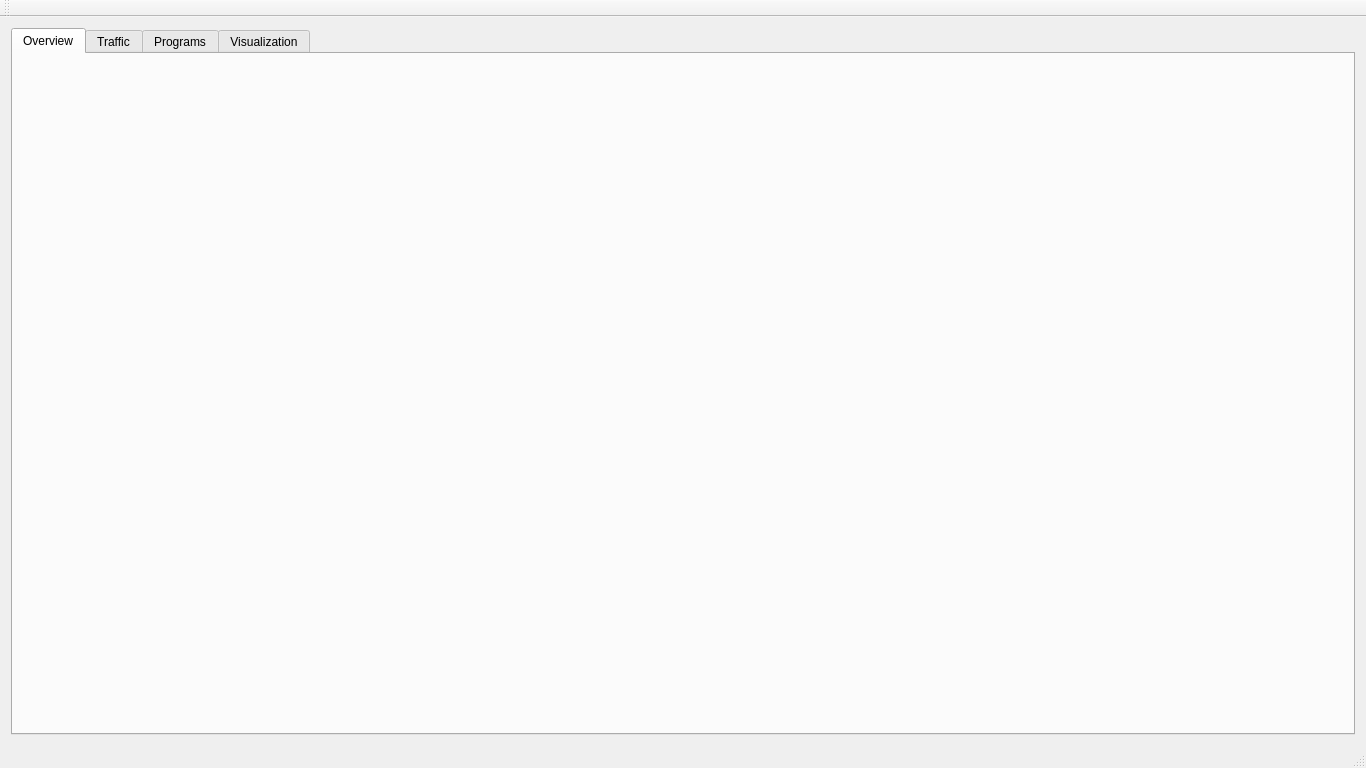
The window that overview.ui (achow101/NetPriv) describes before a commit, drawn with Qt 5.
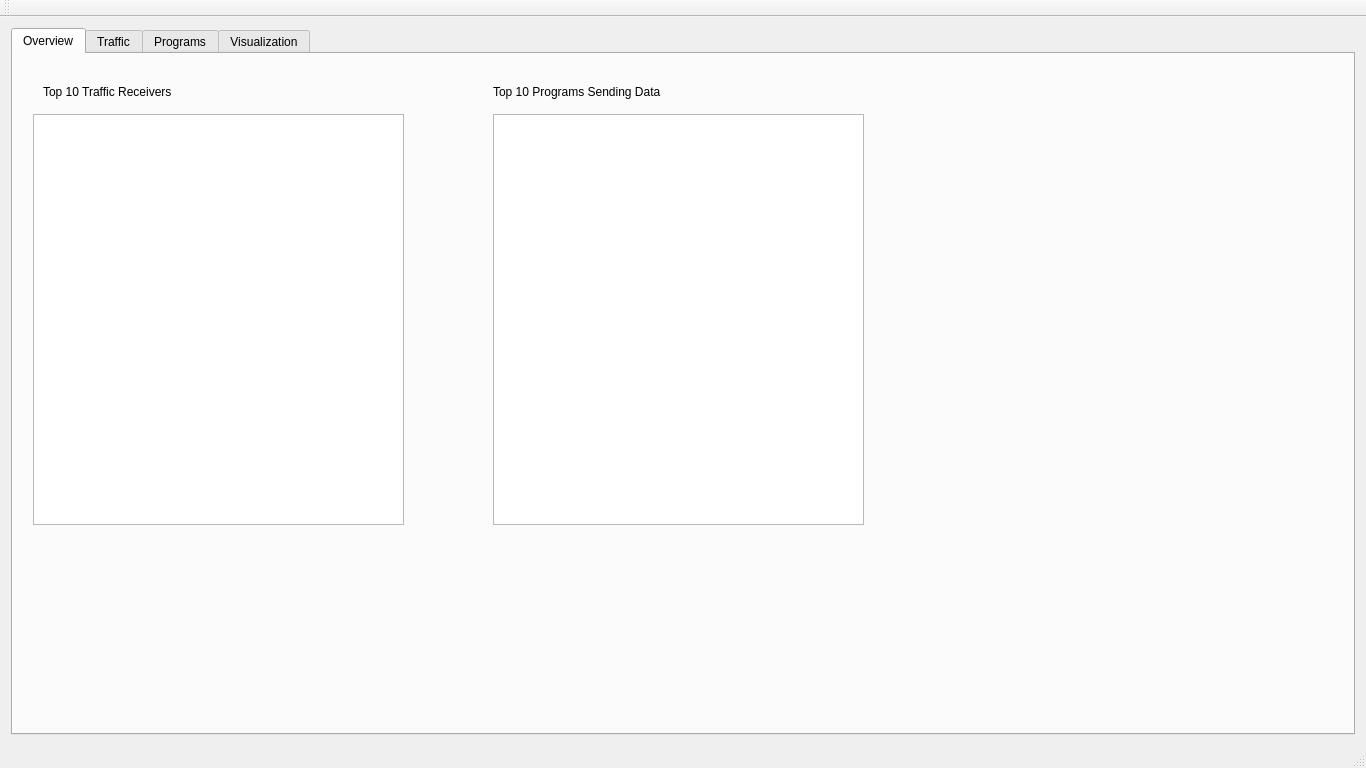
The same window after the commit. The open tabs and pages were chosen to show the change.

Commit message: Overview top ten tables

```diff
--- a/overview.ui
+++ b/overview.ui
@@ -57,6 +57,61 @@
        <attribute name="title">
         <string>Overview</string>
        </attribute>
+       <widget class="QTableView" name="over_traffic_tbl">
+        <property name="geometry">
+         <rect>
+          <x>20</x>
+          <y>60</y>
+          <width>371</width>
+          <height>411</height>
+         </rect>
+        </property>
+       </widget>
+       <widget class="QLabel" name="traffic_recv_label">
+        <property name="geometry">
+         <rect>
+          <x>30</x>
+          <y>30</y>
+          <width>161</width>
+          <height>16</height>
+         </rect>
+        </property>
+        <property name="text">
+         <string>Top 10 Traffic Receivers</string>
+        </property>
+       </widget>
+       <widget class="QLabel" name="prog_send_lbl">
+        <property name="geometry">
+         <rect>
+          <x>480</x>
+          <y>30</y>
+          <width>191</width>
+          <height>16</height>
+         </rect>
+        </property>
+        <property name="text">
+         <string>Top 10 Programs Sending Data</string>
+        </property>
+       </widget>
+       <widget class="QTableView" name="over_prog_tbl">
+        <property name="geometry">
+         <rect>
+          <x>480</x>
+          <y>60</y>
+          <width>371</width>
+          <height>411</height>
+         </rect>
+        </property>
+        <property name="verticalScrollBarPolicy">
+         <enum>Qt::ScrollBarAlwaysOff</enum>
+        </property>
+        <property name="horizontalScrollBarPolicy">
+         <enum>Qt::ScrollBarAlwaysOff</enum>
+        </property>
+        <property name="autoScroll">
+         <bool>false</bool>
+        </property>
+       </widget>
       </widget>
       <widget class="QWidget" name="tab_2">
        <attribute name="title">
```
Left out of the diff: 21 changed lines with no effect on the pictures. The commit also changes 2 other files.
